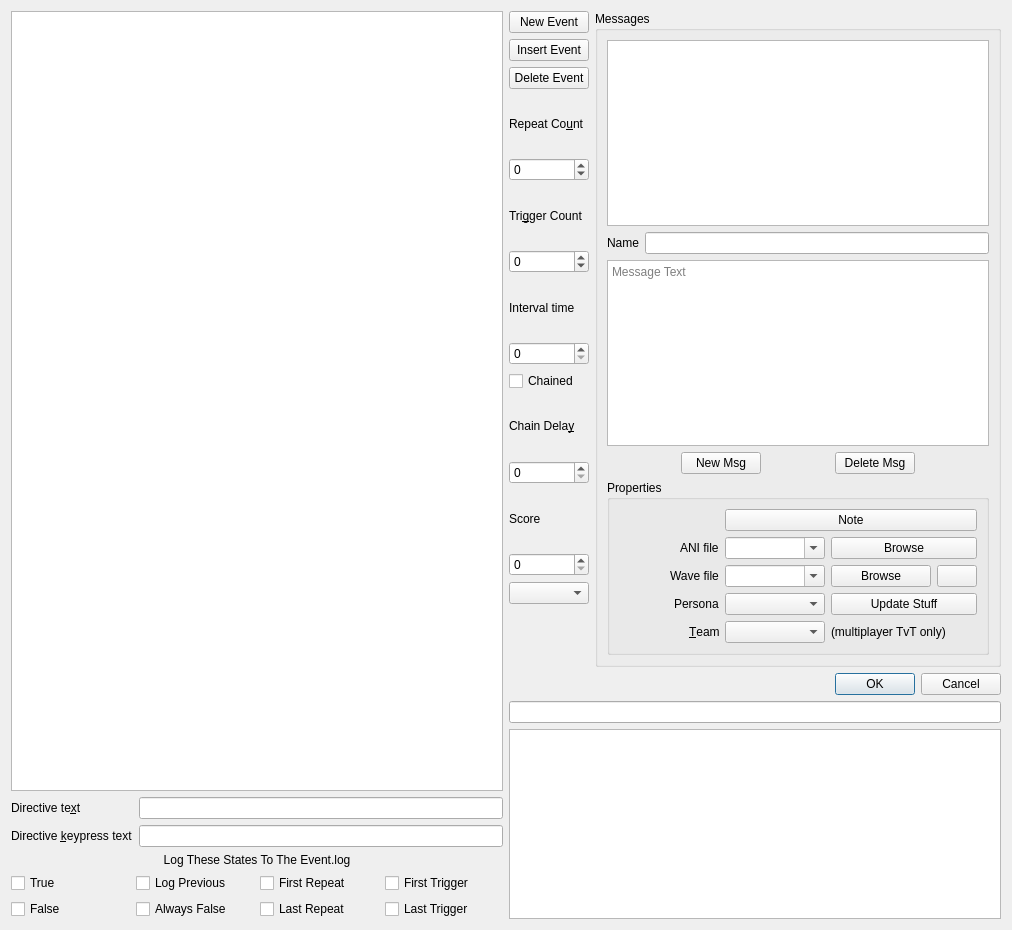
First picture: the form in qtfred/ui/MissionEventsDialog.ui, repository scp-fs2open/fs2open.github.com, before the edit.
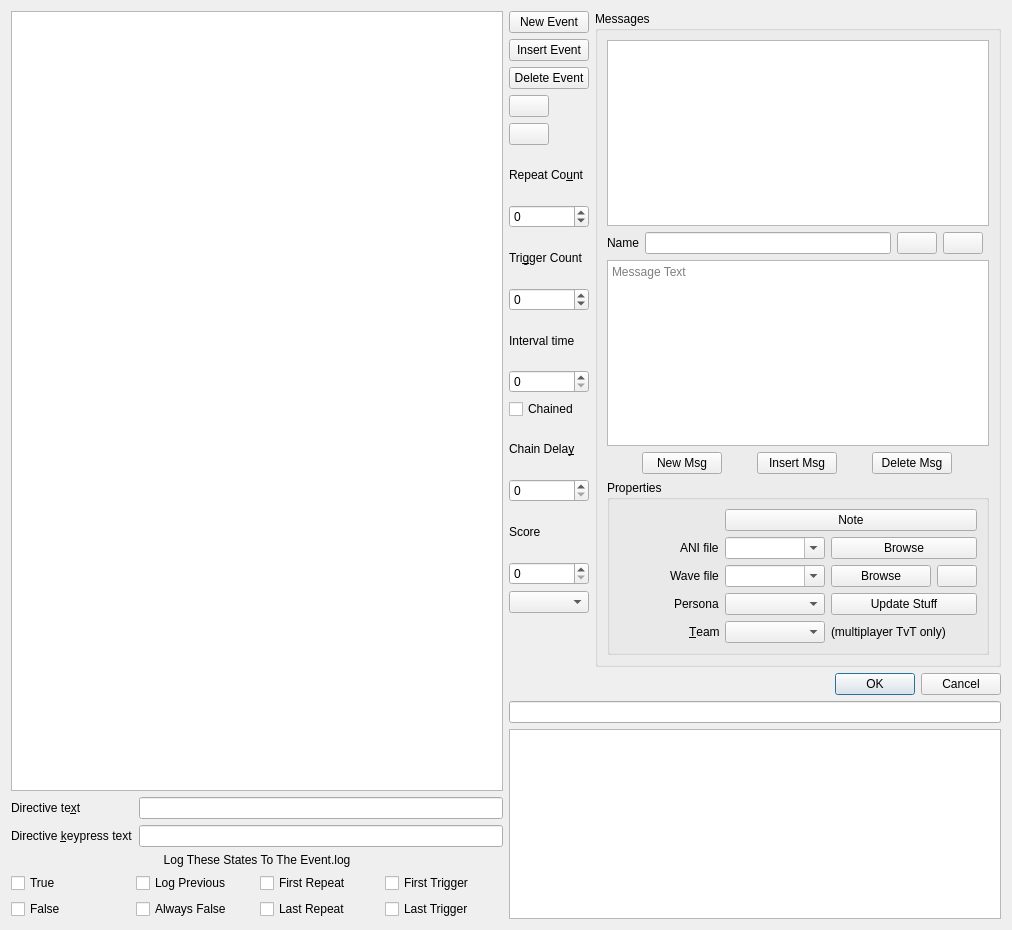
Second picture: the form after the edit. Icons and pictures are not drawn. Custom widgets are drawn as their Qt base class.

Commit message: Event and Msg order manipulation

Patch:
```diff
--- a/qtfred/ui/MissionEventsDialog.ui
+++ b/qtfred/ui/MissionEventsDialog.ui
@@ -128,57 +128,7 @@
       </layout>
      </item>
      <item>
-      <layout class="QGridLayout" name="gridLayout" rowstretch="0,0,0,0,0,0,0,0,0,0,0,0,0,0,0,0,0,0,0">
-       <item row="16" column="0" colspan="2">
-        <widget class="QDialogButtonBox" name="okAndCancelButtons">
-         <property name="orientation">
-          <enum>Qt::Horizontal</enum>
-         </property>
-         <property name="standardButtons">
-          <set>QDialogButtonBox::Cancel|QDialogButtonBox::Ok</set>
-         </property>
-        </widget>
-       </item>
-       <item row="13" column="0">
-        <widget class="QSpinBox" name="scoreBox">
-         <property name="maximum">
-          <number>16777215</number>
-         </property>
-        </widget>
-       </item>
-       <item row="10" column="0">
-        <widget class="QLabel" name="label_8">
-         <property name="text">
-          <string>Chain Dela&amp;y</string>
-         </property>
-         <property name="buddy">
-          <cstring>chainDelayBox</cstring>
-         </property>
-        </widget>
-       </item>
-       <item row="7" column="0">
-        <widget class="QLabel" name="label_6">
-         <property name="text">
-          <string>Interval time</string>
-         </property>
-         <property name="buddy">
-          <cstring>intervalTimeBox</cstring>
-         </property>
-        </widget>
-       </item>
-       <item row="2" column="0">
-        <widget class="QPushButton" name="btnDeleteEvent">
-         <property name="sizePolicy">
-          <sizepolicy hsizetype="Fixed" vsizetype="Fixed">
-           <horstretch>0</horstretch>
-           <verstretch>0</verstretch>
-          </sizepolicy>
-         </property>
-         <property name="text">
-          <string>Delete Event</string>
-         </property>
-        </widget>
-       </item>
+      <layout class="QGridLayout" name="gridLayout" rowstretch="0,0,0,0,0,0,0,0,0,0,0,0,0,0,0,0,0,0,0,0,0">
        <item row="1" column="0">
         <widget class="QPushButton" name="btnInsertEvent">
          <property name="sizePolicy">
@@ -192,32 +142,18 @@
          </property>
         </widget>
        </item>
-       <item row="17" column="0" colspan="2">
-        <widget class="QLineEdit" name="miniHelpBox">
-         <property name="readOnly">
-          <bool>true</bool>
-         </property>
-        </widget>
-       </item>
-       <item row="4" column="0">
-        <widget class="QSpinBox" name="repeatCountBox">
-         <property name="minimum">
-          <number>-1</number>
-         </property>
-         <property name="maximum">
-          <number>16777215</number>
-         </property>
-        </widget>
-       </item>
        <item row="8" column="0">
-        <widget class="QSpinBox" name="intervalTimeBox">
+        <widget class="QSpinBox" name="triggerCountBox">
+         <property name="minimum">
+          <number>-1</number>
+         </property>
          <property name="maximum">
           <number>16777215</number>
          </property>
         </widget>
        </item>
-       <item row="0" column="0">
-        <widget class="QPushButton" name="btnNewEvent">
+       <item row="3" column="0">
+        <widget class="QPushButton" name="eventUpBtn">
          <property name="sizePolicy">
           <sizepolicy hsizetype="Fixed" vsizetype="Fixed">
            <horstretch>0</horstretch>
@@ -225,21 +161,43 @@
           </sizepolicy>
          </property>
          <property name="text">
-          <string>New Event</string>
+          <string/>
          </property>
+         <property name="icon">
+          <iconset>
+           <selectedon>:/images/arrow_up.png</selectedon>
+          </iconset>
+         </property>
         </widget>
        </item>
-       <item row="5" column="0">
-        <widget class="QLabel" name="label_5">
+       <item row="13" column="0">
+        <widget class="QSpinBox" name="chainDelayBox">
+         <property name="maximum">
+          <number>16777215</number>
+         </property>
+        </widget>
+       </item>
+       <item row="9" column="0">
+        <widget class="QLabel" name="label_6">
          <property name="text">
-          <string>Tri&amp;gger Count</string>
+          <string>Interval time</string>
          </property>
          <property name="buddy">
-          <cstring>triggerCountBox</cstring>
+          <cstring>intervalTimeBox</cstring>
          </property>
         </widget>
        </item>
        <item row="12" column="0">
+        <widget class="QLabel" name="label_8">
+         <property name="text">
+          <string>Chain Dela&amp;y</string>
+         </property>
+         <property name="buddy">
+          <cstring>chainDelayBox</cstring>
+         </property>
+        </widget>
+       </item>
+       <item row="14" column="0">
         <widget class="QLabel" name="label_7">
          <property name="text">
           <string>Score</string>
@@ -249,43 +207,43 @@
          </property>
         </widget>
        </item>
-       <item row="6" column="0">
-        <widget class="QSpinBox" name="triggerCountBox">
-         <property name="minimum">
-          <number>-1</number>
-         </property>
+       <item row="10" column="0">
+        <widget class="QSpinBox" name="intervalTimeBox">
          <property name="maximum">
           <number>16777215</number>
          </property>
         </widget>
        </item>
+       <item row="0" column="0">
+        <widget class="QPushButton" name="btnNewEvent">
+         <property name="sizePolicy">
+          <sizepolicy hsizetype="Fixed" vsizetype="Fixed">
+           <horstretch>0</horstretch>
+           <verstretch>0</verstretch>
+          </sizepolicy>
+         </property>
+         <property name="text">
+          <string>New Event</string>
+         </property>
+        </widget>
+       </item>
        <item row="18" column="0" colspan="2">
-        <widget class="QTextEdit" name="helpBox">
-         <property name="verticalScrollBarPolicy">
-          <enum>Qt::ScrollBarAlwaysOff</enum>
+        <widget class="QDialogButtonBox" name="okAndCancelButtons">
+         <property name="orientation">
+          <enum>Qt::Horizontal</enum>
          </property>
-         <property name="readOnly">
-          <bool>true</bool>
+         <property name="standardButtons">
+          <set>QDialogButtonBox::Cancel|QDialogButtonBox::Ok</set>
          </property>
         </widget>
        </item>
-       <item row="9" column="0">
-        <widget class="QCheckBox" name="chainedCheckBox">
-         <property name="text">
-          <string>Chained</string>
-         </property>
-        </widget>
-       </item>
-       <item row="0" column="1" rowspan="16">
+       <item row="0" column="1" rowspan="18">
         <widget class="QGroupBox" name="groupBox">
          <property name="title">
           <string>Messages</string>
          </property>
          <layout class="QGridLayout" name="gridLayout_2">
-          <item row="1" column="1">
-           <widget class="QLineEdit" name="messageName"/>
-          </item>
-          <item row="5" column="0" colspan="2">
+          <item row="6" column="0" colspan="2">
            <widget class="QGroupBox" name="groupBox_2">
             <property name="title">
              <string>Properties</string>
@@ -412,27 +370,30 @@
             </layout>
            </widget>
           </item>
-          <item row="1" column="0">
-           <widget class="QLabel" name="label_9">
-            <property name="text">
-             <string>Name</string>
-            </property>
-            <property name="buddy">
-             <cstring>messageName</cstring>
-            </property>
-           </widget>
-          </item>
           <item row="0" column="0" colspan="2">
            <widget class="QListWidget" name="messageList">
             <property name="editTriggers">
              <set>QAbstractItemView::NoEditTriggers</set>
             </property>
             <property name="alternatingRowColors">
-             <bool>true</bool>
+             <bool>false</bool>
             </property>
            </widget>
           </item>
           <item row="3" column="0" colspan="2">
+           <widget class="QPlainTextEdit" name="messageContent">
+            <property name="statusTip">
+             <string>Message Text</string>
+            </property>
+            <property name="whatsThis">
+             <string>Message Text</string>
+            </property>
+            <property name="placeholderText">
+             <string>Message Text</string>
+            </property>
+           </widget>
+          </item>
+          <item row="4" column="0" colspan="2">
            <layout class="QHBoxLayout" name="horizontalLayout_2">
             <property name="spacing">
              <number>0</number>
@@ -450,6 +411,19 @@
               </property>
              </widget>
             </item>
+            <item>
+             <widget class="QPushButton" name="btnInsertMsg">
+              <property name="sizePolicy">
+               <sizepolicy hsizetype="Fixed" vsizetype="Fixed">
+                <horstretch>0</horstretch>
+                <verstretch>0</verstretch>
+               </sizepolicy>
+              </property>
+              <property name="text">
+               <string>Insert Msg</string>
+              </property>
+             </widget>
+            </item>
             <item>
              <widget class="QPushButton" name="btnDeleteMsg">
               <property name="sizePolicy">
@@ -465,26 +439,107 @@
             </item>
            </layout>
           </item>
-          <item row="2" column="0" colspan="2">
-           <widget class="QPlainTextEdit" name="messageContent">
-            <property name="statusTip">
-             <string>Message Text</string>
-            </property>
-            <property name="whatsThis">
-             <string>Message Text</string>
-            </property>
-            <property name="placeholderText">
-             <string>Message Text</string>
-            </property>
-           </widget>
+          <item row="1" column="0">
+           <layout class="QHBoxLayout" name="horizontalLayout_3">
+            <item>
+             <widget class="QLabel" name="label_9">
+              <property name="text">
+               <string>Name</string>
+              </property>
+              <property name="buddy">
+               <cstring>messageName</cstring>
+              </property>
+             </widget>
+            </item>
+            <item>
+             <widget class="QLineEdit" name="messageName"/>
+            </item>
+            <item>
+             <widget class="QPushButton" name="msgUpBtn">
+              <property name="sizePolicy">
+               <sizepolicy hsizetype="Fixed" vsizetype="Fixed">
+                <horstretch>0</horstretch>
+                <verstretch>0</verstretch>
+               </sizepolicy>
+              </property>
+              <property name="text">
+               <string/>
+              </property>
+              <property name="icon">
+               <iconset>
+                <selectedon>:/images/arrow_up.png</selectedon>
+               </iconset>
+              </property>
+             </widget>
+            </item>
+            <item>
+             <widget class="QPushButton" name="msgDownBtn">
+              <property name="sizePolicy">
+               <sizepolicy hsizetype="Fixed" vsizetype="Fixed">
+                <horstretch>0</horstretch>
+                <verstretch>0</verstretch>
+               </sizepolicy>
+              </property>
+              <property name="text">
+               <string/>
+              </property>
+              <property name="icon">
+               <iconset>
+                <selectedon>:/images/arrow_down.png</selectedon>
+               </iconset>
+              </property>
+             </widget>
+            </item>
+           </layout>
           </item>
          </layout>
         </widget>
        </item>
-       <item row="14" column="0">
-        <widget class="QComboBox" name="teamCombo"/>
+       <item row="11" column="0">
+        <widget class="QCheckBox" name="chainedCheckBox">
+         <property name="text">
+          <string>Chained</string>
+         </property>
+        </widget>
        </item>
-       <item row="3" column="0">
+       <item row="20" column="0" colspan="2">
+        <widget class="QTextEdit" name="helpBox">
+         <property name="verticalScrollBarPolicy">
+          <enum>Qt::ScrollBarAlwaysOff</enum>
+         </property>
+         <property name="readOnly">
+          <bool>true</bool>
+         </property>
+        </widget>
+       </item>
+       <item row="19" column="0" colspan="2">
+        <widget class="QLineEdit" name="miniHelpBox">
+         <property name="readOnly">
+          <bool>true</bool>
+         </property>
+        </widget>
+       </item>
+       <item row="15" column="0">
+        <widget class="QSpinBox" name="scoreBox">
+         <property name="maximum">
+          <number>16777215</number>
+         </property>
+        </widget>
+       </item>
+       <item row="2" column="0">
+        <widget class="QPushButton" name="btnDeleteEvent">
+         <property name="sizePolicy">
+          <sizepolicy hsizetype="Fixed" vsizetype="Fixed">
+           <horstretch>0</horstretch>
+           <verstretch>0</verstretch>
+          </sizepolicy>
+         </property>
+         <property name="text">
+          <string>Delete Event</string>
+         </property>
+        </widget>
+       </item>
+       <item row="5" column="0">
         <widget class="QLabel" name="label_4">
          <property name="text">
           <string>Repeat Co&amp;unt</string>
@@ -494,13 +549,47 @@
          </property>
         </widget>
        </item>
-       <item row="11" column="0">
-        <widget class="QSpinBox" name="chainDelayBox">
+       <item row="16" column="0">
+        <widget class="QComboBox" name="teamCombo"/>
+       </item>
+       <item row="6" column="0">
+        <widget class="QSpinBox" name="repeatCountBox">
+         <property name="minimum">
+          <number>-1</number>
+         </property>
          <property name="maximum">
           <number>16777215</number>
          </property>
         </widget>
        </item>
+       <item row="7" column="0">
+        <widget class="QLabel" name="label_5">
+         <property name="text">
+          <string>Tri&amp;gger Count</string>
+         </property>
+         <property name="buddy">
+          <cstring>triggerCountBox</cstring>
+         </property>
+        </widget>
+       </item>
+       <item row="4" column="0">
+        <widget class="QPushButton" name="eventDownBtn">
+         <property name="sizePolicy">
+          <sizepolicy hsizetype="Fixed" vsizetype="Fixed">
+           <horstretch>0</horstretch>
+           <verstretch>0</verstretch>
+          </sizepolicy>
+         </property>
+         <property name="text">
+          <string/>
+         </property>
+         <property name="icon">
+          <iconset>
+           <selectedon>:/images/arrow_down.png</selectedon>
+          </iconset>
+         </property>
+        </widget>
+       </item>
       </layout>
      </item>
     </layout>
```
The commit also changes 7 other files.
